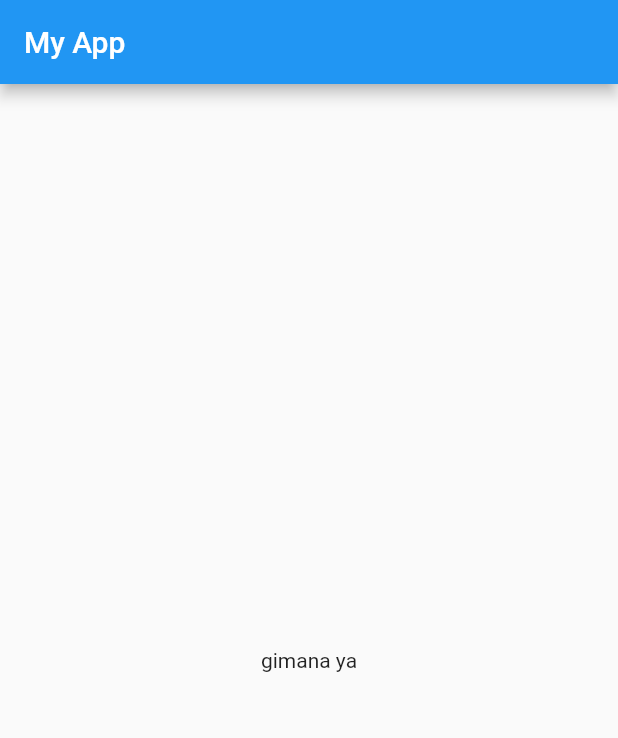
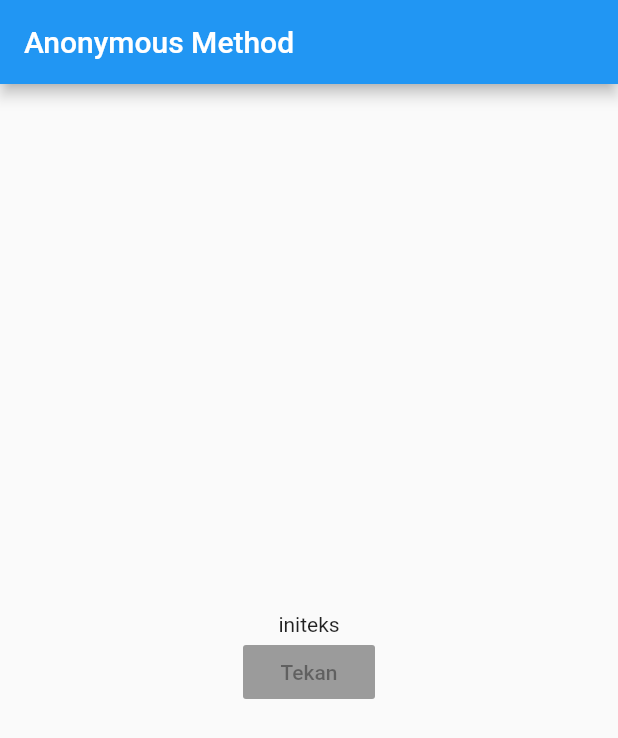
Before and after one commit to cahyaind/aplikasi_hello_world, a Flutter app: the screen it shows after launch, on a phone screen of 412 x 824 dp. Shown: the top 738 px of the screen. Run offline on Flutter 3.47's test engine with Material 2 defaults, Android fonts, the phone set to English and light mode, and no system bars.

Commit message:
add text and button

```diff
--- a/lib/main.dart
+++ b/lib/main.dart
@@ -4,16 +4,25 @@ void main() {
   runApp(MyApp());
 }
 
-class MyApp extends StatelessWidget {
+class MyApp extends StatefulWidget {
+  @override
+  State<MyApp> createState() => _MyAppState();
+}
+
+class _MyAppState extends State<MyApp> {
   @override
   Widget build(BuildContext context) {
     return MaterialApp(
-      home: Scaffold(
-        appBar: AppBar(
-          title: Text("My App"),
+        home: Scaffold(
+      appBar: AppBar(title: Text("Anonymous Method")),
+      body: Center(
+          child: Column(mainAxisAlignment: MainAxisAlignment.center, children: [
+        Text("initeks"),
+        RaisedButton(
+          child: Text("Tekan"),
+          onPressed: null,
         ),
-        body: Center(child: Text("gimana ya")),
-      ),
-    );
+      ])),
+    ));
   }
 }
```
